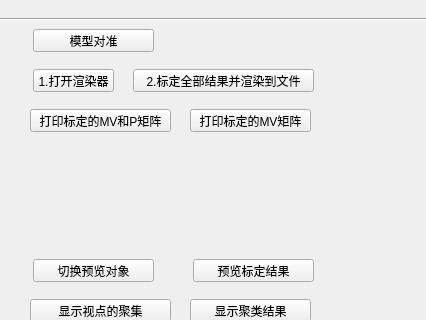
Old version of the form hellogl2/mainentrywindow.ui in the repository h005/myViewpoint; both pictures show x 0 to 426 and y 221 to 541 of the 426 by 668 pixel window.
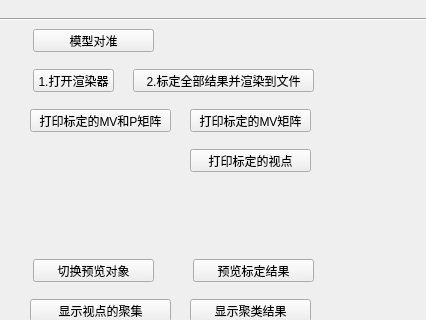
New version of the form.

Commit message: 打印vp文件

What changed in the file:
```diff
--- a/hellogl2/mainentrywindow.ui
+++ b/hellogl2/mainentrywindow.ui
@@ -248,6 +248,19 @@
      <string>显示聚类结果</string>
     </property>
    </widget>
+   <widget class="QPushButton" name="printViewpointBtn">
+    <property name="geometry">
+     <rect>
+      <x>190</x>
+      <y>370</y>
+      <width>121</width>
+      <height>23</height>
+     </rect>
+    </property>
+    <property name="text">
+     <string>打印标定的视点</string>
+    </property>
+   </widget>
   </widget>
   <widget class="QMenuBar" name="menubar">
    <property name="geometry">
```
The commit also changes 3 other files.
